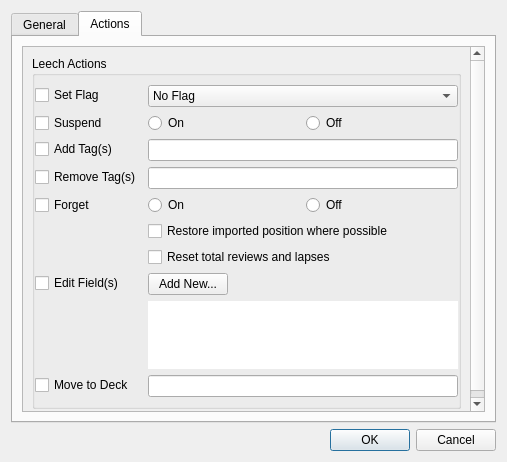
First picture: the form in res/ui/options_dialog.ui, repository iamjustkoi/LeechToolkit, before the edit.
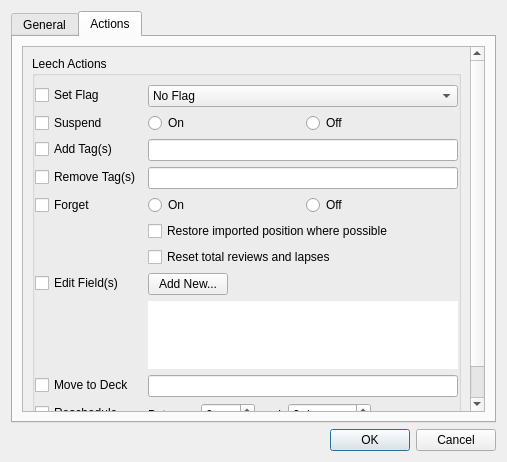
Second picture: the form after the edit.

Commit message: Added reschedule option

What changed in the file:
```diff
--- a/res/ui/options_dialog.ui
+++ b/res/ui/options_dialog.ui
@@ -348,8 +348,8 @@
            <rect>
             <x>0</x>
             <y>0</y>
-            <width>463</width>
-            <height>349</height>
+            <width>446</width>
+            <height>379</height>
            </rect>
           </property>
           <property name="sizePolicy">
@@ -642,6 +642,89 @@
                 <item row="8" column="1">
                  <widget class="QLineEdit" name="deckMoveLine"/>
                 </item>
+                <item row="9" column="0">
+                 <widget class="QCheckBox" name="rescheduleCheckbox">
+                  <property name="text">
+                   <string>Reschedule</string>
+                  </property>
+                 </widget>
+                </item>
+                <item row="9" column="1">
+                 <layout class="QVBoxLayout" name="verticalLayout_9">
+                  <item>
+                   <layout class="QHBoxLayout" name="horizontalLayout_5">
+                    <item>
+                     <widget class="QLabel" name="rescheduleText1">
+                      <property name="sizePolicy">
+                       <sizepolicy hsizetype="Maximum" vsizetype="Preferred">
+                        <horstretch>0</horstretch>
+                        <verstretch>0</verstretch>
+                       </sizepolicy>
+                      </property>
+                      <property name="text">
+                       <string>Between</string>
+                      </property>
+                     </widget>
+                    </item>
+                    <item>
+                     <widget class="QSpinBox" name="rescheduleFromDays">
+                      <property name="sizePolicy">
+                       <sizepolicy hsizetype="Maximum" vsizetype="Fixed">
+                        <horstretch>0</horstretch>
+                        <verstretch>0</verstretch>
+                       </sizepolicy>
+                      </property>
+                      <property name="maximum">
+                       <number>9999</number>
+                      </property>
+                     </widget>
+                    </item>
+                    <item>
+                     <widget class="QLabel" name="rescheduleText2">
+                      <property name="sizePolicy">
+                       <sizepolicy hsizetype="Maximum" vsizetype="Preferred">
+                        <horstretch>0</horstretch>
+                        <verstretch>0</verstretch>
+                       </sizepolicy>
+                      </property>
+                      <property name="text">
+                       <string>and</string>
+                      </property>
+                     </widget>
+                    </item>
+                    <item>
+                     <widget class="QSpinBox" name="rescheduleToDays">
+                      <property name="sizePolicy">
+                       <sizepolicy hsizetype="Maximum" vsizetype="Fixed">
+                        <horstretch>0</horstretch>
+                        <verstretch>0</verstretch>
+                       </sizepolicy>
+                      </property>
+                      <property name="suffix">
+                       <string> days</string>
+                      </property>
+                      <property name="maximum">
+                       <number>9999</number>
+                      </property>
+                     </widget>
+                    </item>
+                    <item>
+                     <spacer name="horizontalSpacer">
+                      <property name="orientation">
+                       <enum>Qt::Horizontal</enum>
+                      </property>
+                      <property name="sizeHint" stdset="0">
+                       <size>
+                        <width>40</width>
+                        <height>20</height>
+                       </size>
+                      </property>
+                     </spacer>
+                    </item>
+                   </layout>
+                  </item>
+                 </layout>
+                </item>
                </layout>
               </item>
              </layout>
```
The commit also changes 2 other files.
